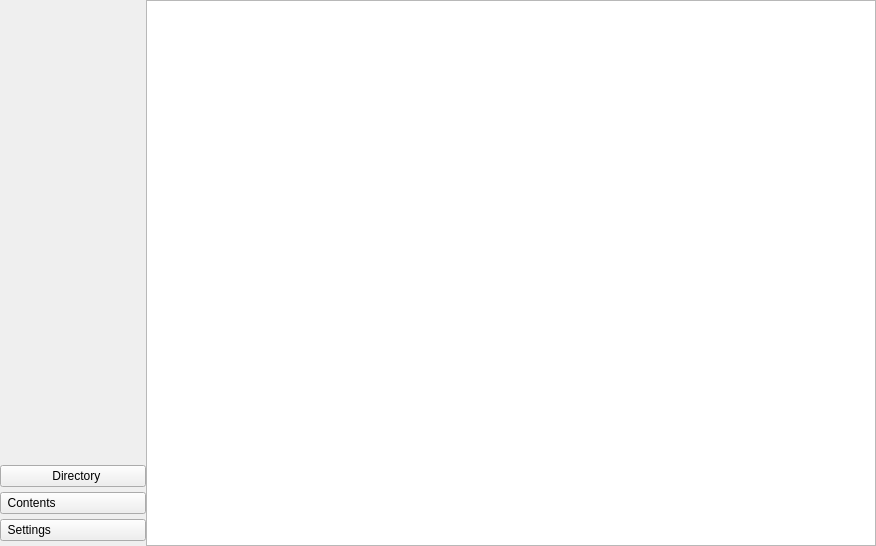
First picture: the form in main.ui, repository Rivridis/Ebook-Reader, before the edit.
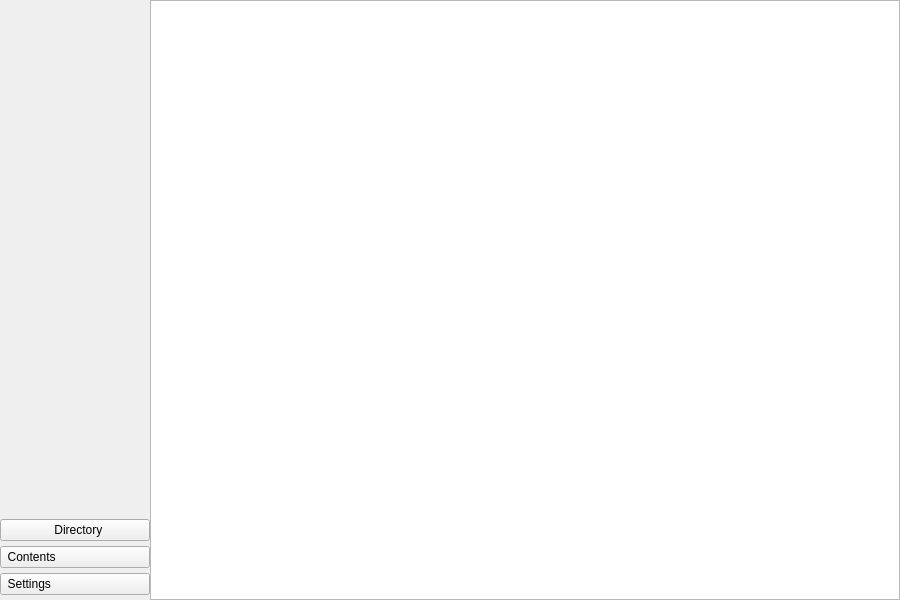
Second picture: the form after the edit. Icons and pictures are not drawn.

Commit message: fixed screen size for easier reading

Diff of the .ui file:
```diff
--- a/main.ui
+++ b/main.ui
@@ -6,10 +6,28 @@
    <rect>
     <x>0</x>
     <y>0</y>
-    <width>876</width>
-    <height>546</height>
+    <width>900</width>
+    <height>600</height>
    </rect>
   </property>
+  <property name="sizePolicy">
+   <sizepolicy hsizetype="Fixed" vsizetype="Fixed">
+    <horstretch>0</horstretch>
+    <verstretch>0</verstretch>
+   </sizepolicy>
+  </property>
+  <property name="minimumSize">
+   <size>
+    <width>900</width>
+    <height>600</height>
+   </size>
+  </property>
+  <property name="maximumSize">
+   <size>
+    <width>900</width>
+    <height>600</height>
+   </size>
+  </property>
   <property name="windowTitle">
    <string>Rivridis Ebook Reader</string>
   </property>
```
The commit also changes 1 other file.
